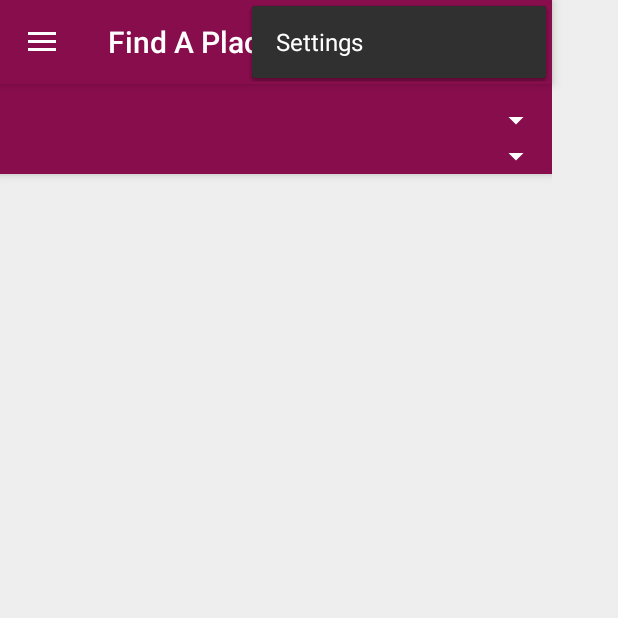
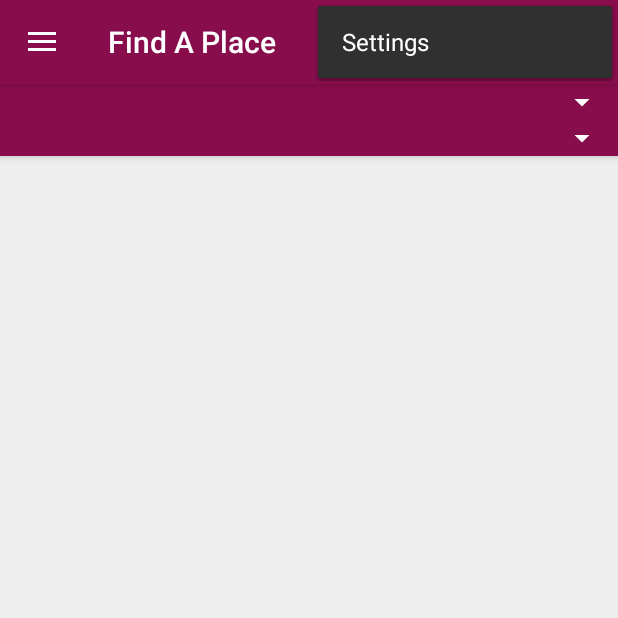
Before and after one commit to ThatStartupConcept/MyRoommate, an Android app: the fragment FindAPlaceFragment placed in its activity, with the options menu open, on a phone screen of 412 x 824 dp, the top half of it. Run offline under Robolectric (Android 15) with nearby library versions, the phone set to English and light mode, and no system bars; our stand-ins replace Volley; libraries missing offline, so code that uses them is left out: fr.ganfra.materialspinner; plain views replace MaterialSpinner; 5 statements that could not run were skipped.

Commit message:
Minor fixes to code readability and layouts

```diff
--- a/app/src/main/res/layout/app_bar_main.xml
+++ b/app/src/main/res/layout/app_bar_main.xml
@@ -1,26 +1,23 @@
 <?xml version="1.0" encoding="utf-8"?>
-<android.support.design.widget.CoordinatorLayout
+<LinearLayout
     xmlns:android="http://schemas.android.com/apk/res/android"
     xmlns:app="http://schemas.android.com/apk/res-auto"
     xmlns:tools="http://schemas.android.com/tools"
     android:layout_width="match_parent"
     android:layout_height="match_parent"
-    tools:context="com.myroommate.myroommate.MainActivity">
+    tools:context="com.myroommate.myroommate.MainActivity"
+    android:orientation="vertical">
 
-    <android.support.constraint.ConstraintLayout
-        android:layout_width="match_parent"
-        android:layout_height="match_parent">
 
     <android.support.design.widget.AppBarLayout
-            android:layout_width="368dp"
+        android:id="@+id/appBarLayout"
+        android:layout_width="match_parent"
         android:layout_height="wrap_content"
         android:layout_gravity="top"
         android:theme="@style/AppTheme.AppBarOverlay"
         app:layout_anchorGravity="top"
-            tools:layout_editor_absoluteX="8dp"
         app:layout_constraintTop_toTopOf="parent"
-            android:layout_marginTop="0dp"
-            android:id="@+id/appBarLayout">
+        tools:layout_editor_absoluteX="8dp">
 
         <android.support.v7.widget.Toolbar
             android:id="@+id/toolbar"
@@ -34,17 +31,10 @@
 
     <FrameLayout
         android:id="@+id/content_frame"
-            android:layout_width="368dp"
-            android:layout_height="0dp"
+        android:layout_width="match_parent"
+        android:layout_height="fill_parent"
         android:layout_gravity="bottom"
-            android:layout_marginLeft="0dp"
-            android:layout_marginRight="0dp"
         android:fitsSystemWindows="false"
-            app:layout_constraintBottom_toBottomOf="parent"
-            app:layout_constraintTop_toBottomOf="@+id/appBarLayout"
-            tools:context="com.myroommate.myroommate.MainActivity"
-            tools:layout_editor_absoluteX="8dp" />
+        tools:context="com.myroommate.myroommate.MainActivity" />
 
-    </android.support.constraint.ConstraintLayout>
-
-</android.support.design.widget.CoordinatorLayout>
+</LinearLayout>
--- a/app/src/main/res/layout/fragment_find_a_place.xml
+++ b/app/src/main/res/layout/fragment_find_a_place.xml
@@ -18,7 +18,7 @@
         <android.support.design.widget.CollapsingToolbarLayout
             android:id="@+id/main.collapsing"
             android:layout_width="match_parent"
-            android:layout_height="match_parent"
+            android:layout_height="wrap_content"
             android:layout_weight="1"
             android:fitsSystemWindows="false"
             app:contentScrim="?attr/colorPrimary"
@@ -31,54 +31,53 @@
                 android:layout_width="match_parent"
                 android:layout_height="wrap_content"
                 android:layout_gravity="bottom"
-                android:paddingTop="12dp"
                 android:fitsSystemWindows="false"
                 android:orientation="vertical"
                 android:weightSum="1">
 
                 <fr.ganfra.materialspinner.MaterialSpinner
-                    android:id="@+id/spinner1"
+                    android:id="@+id/fap_location"
                     android:layout_width="match_parent"
                     android:layout_height="wrap_content"
                     android:layout_weight="0.5"
                     android:popupBackground="@color/colorPrimaryDark"
-                    app:ms_multiline="false"
-                    app:ms_hint="Select City"
-                    app:ms_enableFloatingLabel="true"
-                    app:ms_enableErrorLabel="false"
-                    app:ms_floatingLabelText="City:"
-                    app:ms_baseColor="@color/colorPrimaryDark"
-                    app:ms_highlightColor="@color/colorAccent"
-                    app:ms_errorColor="@color/colorError"
-                    app:ms_thickness="2dp"
-                    app:ms_hintColor="@color/colorSecondaryLight"
+                    app:ms_alignLabels="true"
                     app:ms_arrowColor="@color/colorPrimaryDark"
                     app:ms_arrowSize="16dp"
-                    app:ms_alignLabels="true"
-                    app:ms_floatingLabelColor="@color/colorSecondaryLight"/>
+                    app:ms_baseColor="@color/colorPrimaryDark"
+                    app:ms_enableErrorLabel="false"
+                    app:ms_enableFloatingLabel="true"
+                    app:ms_errorColor="@color/colorError"
+                    app:ms_floatingLabelColor="@color/colorSecondaryLight"
+                    app:ms_floatingLabelText="City:"
+                    app:ms_highlightColor="@color/colorAccent"
+                    app:ms_hint="Select City"
+                    app:ms_hintColor="@color/colorSecondaryLight"
+                    app:ms_multiline="false"
+                    app:ms_thickness="2dp" />
 
                 <fr.ganfra.materialspinner.MaterialSpinner
-                    android:id="@+id/spinner2"
+                    android:id="@+id/fap_locality"
                     android:layout_width="match_parent"
                     android:layout_height="wrap_content"
+                    android:layout_gravity="bottom"
                     android:layout_weight="0.5"
                     android:popupBackground="@color/colorPrimaryDark"
-                    android:layout_gravity="bottom"
-                    app:ms_multiline="false"
-                    app:ms_hint="Select Locality"
-                    app:ms_enableFloatingLabel="true"
-                    app:ms_enableErrorLabel="false"
-                    app:ms_floatingLabelText="Locality:"
-                    app:ms_baseColor="@color/colorPrimaryDark"
-                    app:ms_highlightColor="@color/colorAccent"
-                    app:ms_errorColor="@color/colorError"
-
-                    app:ms_thickness="2dp"
-                    app:ms_hintColor="@color/colorSecondaryLight"
+                    app:ms_alignLabels="true"
                     app:ms_arrowColor="@color/colorPrimaryDark"
                     app:ms_arrowSize="16dp"
-                    app:ms_alignLabels="true"
-                    app:ms_floatingLabelColor="@color/colorSecondaryLight"/>
+                    app:ms_baseColor="@color/colorPrimaryDark"
+                    app:ms_enableErrorLabel="false"
+                    app:ms_enableFloatingLabel="true"
+                    app:ms_errorColor="@color/colorError"
+                    app:ms_floatingLabelColor="@color/colorSecondaryLight"
+
+                    app:ms_floatingLabelText="Locality:"
+                    app:ms_highlightColor="@color/colorAccent"
+                    app:ms_hint="Select Locality"
+                    app:ms_hintColor="@color/colorSecondaryLight"
+                    app:ms_multiline="false"
+                    app:ms_thickness="2dp" />
 
 
             </LinearLayout>
```
Also changed, not shown: app/src/main/java/com/myroommate/myroommate/FindAPlaceFragment.java (+15 -15 lines), app/src/main/java/com/myroommate/myroommate/ListYourPlaceFragment.java (+13 -14 lines). Lines whose indentation alone changed are shown as unchanged.
